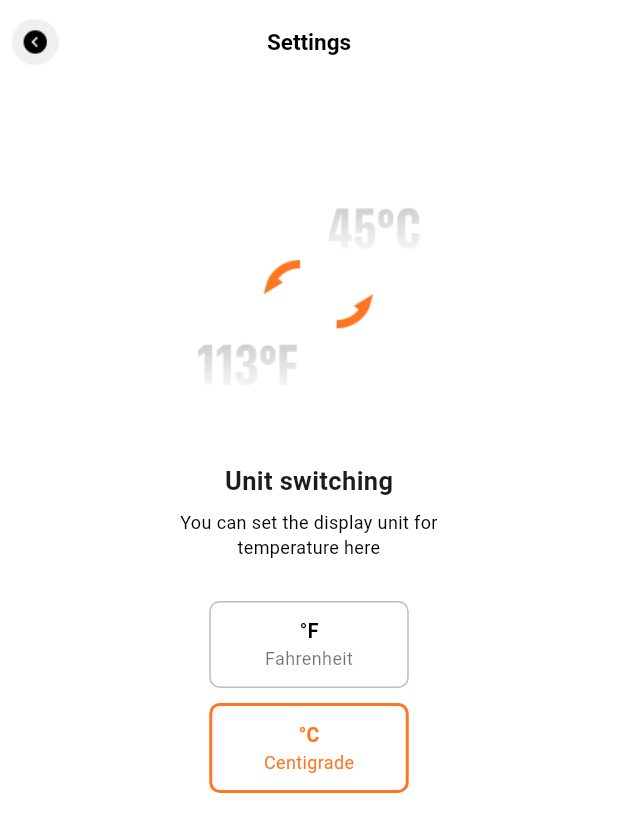
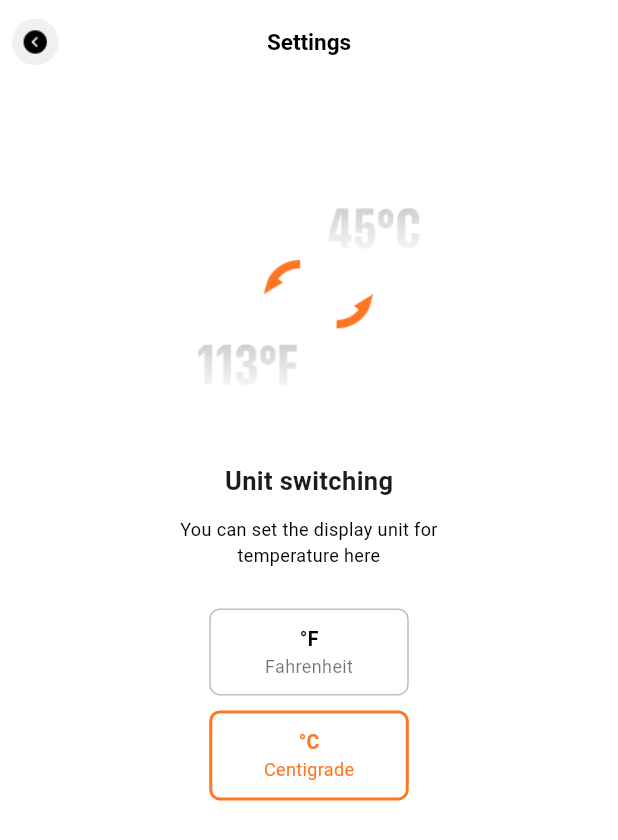
Before and after one commit to WJoinGitHub/Boxd_flutter, a Flutter app: the UnitSwitchingPage screen opened directly, on a phone screen of 412 x 824 dp. Shown: the top 840 px of the screen. Run offline on Flutter 3.47's test engine with Material 3 defaults, Android fonts, the phone set to English and light mode, and no system bars; our stand-ins replace device_info_plus, flutter_blue_plus, google_sign_in, location, permission_handler, shared_preferences and 2 more; missing offline and left inert: device_calendar, flutter_facebook_auth; accounts and stored records are empty; network calls fail.

Commit message:
增大间隔

```diff
--- a/lib/pages/setting/unit_switching_page.dart
+++ b/lib/pages/setting/unit_switching_page.dart
@@ -58,7 +58,7 @@ class _UnitSwitchingPageState extends State<UnitSwitchingPage> {
                       Text('Unit switching',
                           style: TextStyle(
                               fontWeight: FontWeight.w600, fontSize: 17)),
-                      SizedBox(height: 7),
+                      SizedBox(height: 12),
                       Text('You can set the display unit for temperature here',
                           textAlign: TextAlign.center,
                           style: TextStyle(color: Colors.black, fontSize: 12)),
```
